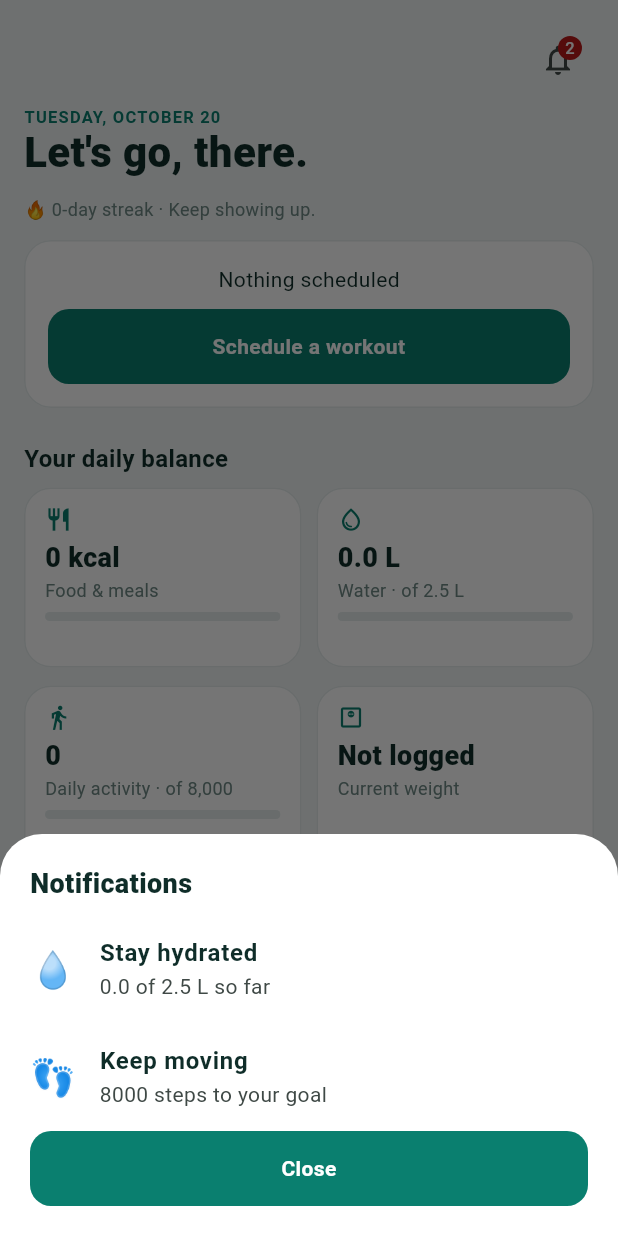
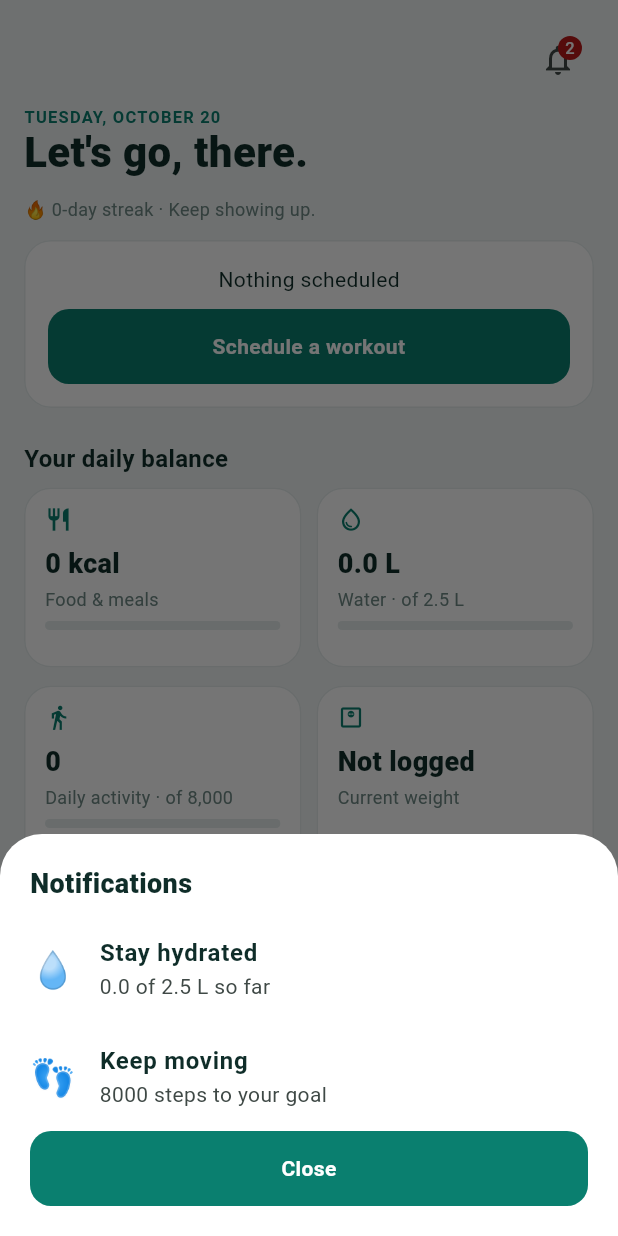
Before and after one commit to stave322/AppDevProject, a Flutter app: the Shell screen opened directly, after a tap on an icon or button, on a phone screen of 412 x 824 dp. Run offline on Flutter 3.47's test engine with Material 3 defaults, Android fonts, the phone set to English and light mode, and no system bars; our stand-ins replace firebase_auth, firebase_core, google_sign_in, shared_preferences; accounts and stored records are empty.

Commit message:
Overall Design

```diff
--- a/Fittract/lib/models/store.dart
+++ b/Fittract/lib/models/store.dart
@@ -311,7 +311,7 @@ class Store extends ChangeNotifier {
   double lastW() {
     final w = (d['weights'] as List).toList()
       ..sort((a, b) => (a[0] as String).compareTo(b[0] as String));
-    return (w.last[1] as num).toDouble();
+    return w.isEmpty ? 0 : (w.last[1] as num).toDouble();
   }
 
   int streak() {
--- a/Fittract/lib/screens/auth_screen.dart
+++ b/Fittract/lib/screens/auth_screen.dart
@@ -137,27 +137,32 @@ class _AuthState extends State<AuthScreen> {
             reg ? 'Create your account' : 'Welcome back',
             style: const TextStyle(fontSize: 20, fontWeight: FontWeight.w800),
           ),
+          const SizedBox(height: 8),
           if (reg)
             TextField(
               controller: nm,
               decoration: const InputDecoration(labelText: 'Full name'),
             ),
+          if (reg) const SizedBox(height: 12),
           TextField(
             controller: em,
             keyboardType: TextInputType.emailAddress,
             decoration: const InputDecoration(labelText: 'Email address'),
           ),
+          const SizedBox(height: 12),
           TextField(
             controller: pw,
             obscureText: true,
             decoration: const InputDecoration(labelText: 'Password'),
           ),
+          if (reg) const SizedBox(height: 12),
           if (reg)
             TextField(
               controller: pw2,
               obscureText: true,
               decoration: const InputDecoration(labelText: 'Confirm password'),
             ),
+          if (reg) const SizedBox(height: 8),
           if (reg)
             CheckboxListTile(
               contentPadding: EdgeInsets.zero,
--- a/Fittract/lib/screens/food_screen.dart
+++ b/Fittract/lib/screens/food_screen.dart
@@ -222,7 +222,7 @@ class FoodScreen extends StatelessWidget {
                   ),
                 ),
                 if (description.isNotEmpty) ...[
-                  const SizedBox(height: 4),
+                  const SizedBox(height: 6),
                   Text(description, style: muted),
                 ],
                 const SizedBox(height: 7),
--- a/Fittract/lib/screens/meal_picker_screen.dart
+++ b/Fittract/lib/screens/meal_picker_screen.dart
@@ -334,7 +334,7 @@ class _MealPickerScreenState extends State<MealPickerScreen> {
                   ),
                 ],
               ),
-              const SizedBox(height: 3),
+              const SizedBox(height: 6),
               Text(meal.description, style: muted),
               const SizedBox(height: 8),
               Wrap(
--- a/Fittract/lib/screens/profile_tab.dart
+++ b/Fittract/lib/screens/profile_tab.dart
@@ -83,20 +83,25 @@ class ProfileTab extends StatelessWidget {
                 ),
                 Transform.translate(
                   offset: const Offset(-24, 25),
-                  child: Container(
-                    width: 28,
-                    height: 28,
-                    decoration: BoxDecoration(
-                      color: Theme.of(c).colorScheme.surface,
-                      shape: BoxShape.circle,
-                      border: Border.all(
+                  child: Material(
+                    color: Theme.of(c).colorScheme.surface,
+                    shape: CircleBorder(
+                      side: BorderSide(
                         color: Theme.of(c).colorScheme.outlineVariant,
                       ),
                     ),
-                    child: Icon(
-                      Icons.camera_alt_outlined,
-                      size: 15,
-                      color: primaryOf(c),
+                    child: InkResponse(
+                      onTap: () {},
+                      radius: 22,
+                      child: SizedBox(
+                        width: 28,
+                        height: 28,
+                        child: Icon(
+                          Icons.camera_alt_outlined,
+                          size: 15,
+                          color: primaryOf(c),
+                        ),
+                      ),
                     ),
                   ),
                 ),
@@ -152,12 +157,6 @@ class ProfileTab extends StatelessWidget {
               ],
             ),
             const SizedBox(height: 14),
-            TextButton.icon(
-              onPressed: () =>
-                  snack(c, 'Profile photo editing is coming soon.'),
-              icon: const Icon(Icons.add_a_photo_outlined),
-              label: const Text('Add profile photo'),
-            ),
             btn(
               '✎  Edit personal details',
               () => editPersonalDetails(c),
--- a/Fittract/lib/screens/progress_tab.dart
+++ b/Fittract/lib/screens/progress_tab.dart
@@ -17,6 +17,7 @@ class _ProgressState extends State<ProgressTab> {
   Widget stat(String big, String sub) => Expanded(
         child: card(color: kDk, child: Column(crossAxisAlignment: CrossAxisAlignment.start, children: [
           Text(big, style: const TextStyle(color: Colors.white, fontSize: 26, fontWeight: FontWeight.w800)),
+          const SizedBox(height: 4),
           Text(sub, style: const TextStyle(color: Colors.white70, fontSize: 12)),
         ])),
       );
@@ -35,13 +36,16 @@ class _ProgressState extends State<ProgressTab> {
         SizedBox(height: 120, child: Row(crossAxisAlignment: CrossAxisAlignment.end, children: [
           for (final v in bs) Expanded(child: Container(margin: const EdgeInsets.symmetric(horizontal: 6), height: max(8, v / top * 100), decoration: const BoxDecoration(color: kPri, borderRadius: BorderRadius.vertical(top: Radius.circular(6))), alignment: Alignment.topCenter, child: Text('$v', style: const TextStyle(color: Colors.white, fontSize: 11)))),
         ])),
+        const SizedBox(height: 8),
         const Row(mainAxisAlignment: MainAxisAlignment.spaceAround, children: [Text('W-3', style: muted), Text('W-2', style: muted), Text('W-1', style: muted), Text('Now', style: muted)]),
       ])),
       h3('Workout history'),
       for (final h in hist.take(all ? 99 : 4))
         card(child: Column(crossAxisAlignment: CrossAxisAlignment.start, children: [
           Row(mainAxisAlignment: MainAxisAlignment.spaceBetween, children: [Text(h['n'], style: const TextStyle(fontWeight: FontWeight.w700)), Text(h['d'], style: muted)]),
+          const SizedBox(height: 4),
           Text('${h['min']} min · ${h['ex']} exercises · ${h['kc']} kcal', style: muted),
+          const SizedBox(height: 6),
           const Text('✓ Completed', style: TextStyle(color: kPri, fontSize: 12)),
         ])),
       btn(all ? 'Show less' : 'View all', () => setState(() => all = !all), tonal: true),
@@ -66,9 +70,9 @@ class _ProgressState extends State<ProgressTab> {
           Row(mainAxisAlignment: MainAxisAlignment.spaceBetween, children: [Text(k == today() ? 'Today' : k, style: const TextStyle(fontWeight: FontWeight.w700)), Text('${m[k]!['min']} min active', style: muted)]),
           const SizedBox(height: 8),
           Row(mainAxisAlignment: MainAxisAlignment.spaceAround, children: [
-            Column(children: [Text('${m[k]!['k']}', style: const TextStyle(fontWeight: FontWeight.w800)), const Text('kcal', style: muted)]),
-            Column(children: [Text('${m[k]!['s']}', style: const TextStyle(fontWeight: FontWeight.w800)), const Text('steps', style: muted)]),
-            Column(children: [Text('${((m[k]!['ml'] as int) / 1000).toStringAsFixed(1)} L', style: const TextStyle(fontWeight: FontWeight.w800)), const Text('water', style: muted)]),
+            Column(children: [Text('${m[k]!['k']}', style: const TextStyle(fontWeight: FontWeight.w800)), const SizedBox(height: 2), const Text('kcal', style: muted)]),
+            Column(children: [Text('${m[k]!['s']}', style: const TextStyle(fontWeight: FontWeight.w800)), const SizedBox(height: 2), const Text('steps', style: muted)]),
+            Column(children: [Text('${((m[k]!['ml'] as int) / 1000).toStringAsFixed(1)} L', style: const TextStyle(fontWeight: FontWeight.w800)), const SizedBox(height: 2), const Text('water', style: muted)]),
           ]),
           if ((m[k]!['n'] as String).isNotEmpty) Padding(padding: const EdgeInsets.only(top: 8), child: Text(m[k]!['n'], style: muted)),
         ])),
--- a/Fittract/lib/screens/routines_tab.dart
+++ b/Fittract/lib/screens/routines_tab.dart
@@ -228,6 +228,7 @@ class _EditState extends State<EditRoutine> {
                 ],
               ),
               Text(exs[i]['m'], style: muted),
+              const SizedBox(height: 8),
               Row(
                 children: [
                   num2('Sets', exs[i], 's'),
--- a/Fittract/lib/screens/today_tab.dart
+++ b/Fittract/lib/screens/today_tab.dart
@@ -29,13 +29,14 @@ class TodayTab extends StatelessWidget {
           crossAxisAlignment: CrossAxisAlignment.start,
           children: [
             Icon(ic, color: primaryOf(context), size: 18),
-            const SizedBox(height: 4),
+            const SizedBox(height: 8),
             Text(
               big,
               style: const TextStyle(fontSize: 18, fontWeight: FontWeight.w800),
               maxLines: 1,
               overflow: TextOverflow.ellipsis,
             ),
+            const SizedBox(height: 2),
             Text(
               sub,
               style: muted,
--- a/Fittract/lib/screens/workout_screen.dart
+++ b/Fittract/lib/screens/workout_screen.dart
@@ -62,15 +62,18 @@ class _WorkoutState extends State<WorkoutScreen> {
             tag('EXERCISE ${i + 1} OF ${exs.length}'),
             const SizedBox(height: 6),
             Text(exs[i]['n'], style: const TextStyle(fontSize: 22, fontWeight: FontWeight.w800)),
+            const SizedBox(height: 4),
             Text('${exs[i]['s']} sets × ${exs[i]['r']} · ${exs[i]['rest']} sec rest', style: muted),
             const SizedBox(height: 8),
-            for (int j = 0; j < sets[i].length; j++)
+            for (int j = 0; j < sets[i].length; j++) ...[
+              if (j > 0) const SizedBox(height: 6),
               Row(children: [
                 SizedBox(width: 24, child: Text('${j + 1}', style: const TextStyle(fontWeight: FontWeight.w700))),
                 Expanded(child: Padding(padding: const EdgeInsets.all(4), child: TextFormField(key: ValueKey('kg$i$j'), initialValue: '${sets[i][j]['kg']}', keyboardType: TextInputType.number, decoration: const InputDecoration(labelText: 'kg', isDense: true), onChanged: (v) => sets[i][j]['kg'] = num_(v)))),
                 Expanded(child: Padding(padding: const EdgeInsets.all(4), child: TextFormField(key: ValueKey('rp$i$j'), initialValue: '${sets[i][j]['rp']}', keyboardType: TextInputType.number, decoration: const InputDecoration(labelText: 'reps', isDense: true), onChanged: (v) => sets[i][j]['rp'] = num_(v).toInt()))),
                 Checkbox(value: sets[i][j]['ok'], activeColor: kPri, onChanged: (v) => setState(() => sets[i][j]['ok'] = v!)),
               ]),
+            ],
             const SizedBox(height: 8),
             btn('✓ Mark exercise complete', () => setState(() {
                   done[i] = true;
--- a/Fittract/lib/store/store.dart
+++ b/Fittract/lib/store/store.dart
@@ -280,13 +280,13 @@ class Store extends ChangeNotifier {
 
   List<List<String>> notes() {
     final l = <List<String>>[];
-    final t = sch.where((s) => s['d'] == today()).toList();
-    if (t.isNotEmpty && on('wr')) {
-      l.add([
-        '🏋',
-        'Workout today',
-        '${routine(t.first['r'])?['name'] ?? 'Workout'} at ${t.first['t']}',
-      ]);
+    final workoutsToday = sch.where((s) => s['d'] == today()).toList()
+      ..sort((a, b) => (a['t'] as String).compareTo(b['t'] as String));
+    if (on('wr')) {
+      for (final workout in workoutsToday) {
+        final name = routine(workout['r'])?['name'] ?? 'Workout';
+        l.add(['🏋', 'Workout reminder', '$name at ${workout['t']}']);
+      }
     }
     if (on('wtr') && water() < 2500) {
       l.add([
@@ -296,11 +296,7 @@ class Store extends ChangeNotifier {
       ]);
     }
     if (on('mr') && meals.length < 3) {
-      l.add([
-        '🍴',
-        'Log your meals',
-        '${meals.length} of 3 meals logged today',
-      ]);
+      l.add(['🍴', 'Meal reminder', '${meals.length} of 3 meals logged today']);
     }
     if (steps < 8000) {
       l.add(['👣', 'Keep moving', '${8000 - steps} steps to your goal']);
```
Also changed, not shown: Fittract/lib/screens/schedule_tab.dart (+10 -2 lines), Fittract/lib/widgets/shared_widgets.dart (+22 -27 lines), 1 other file.
